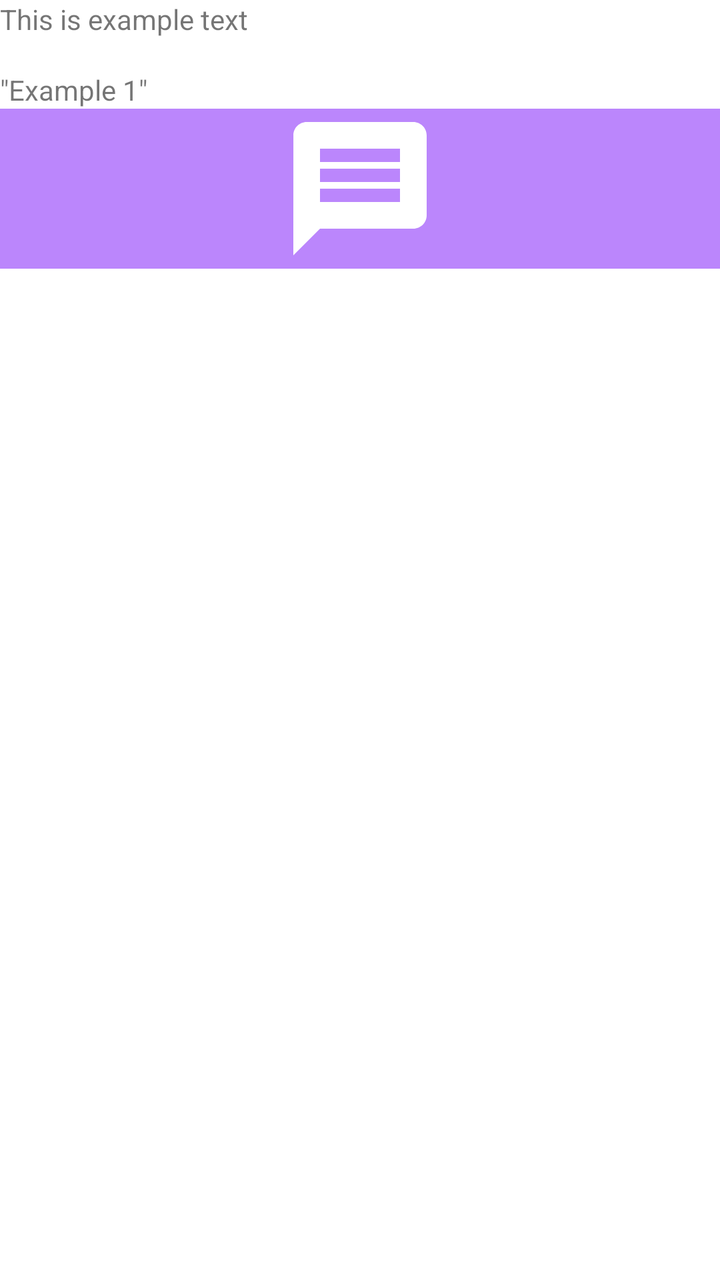
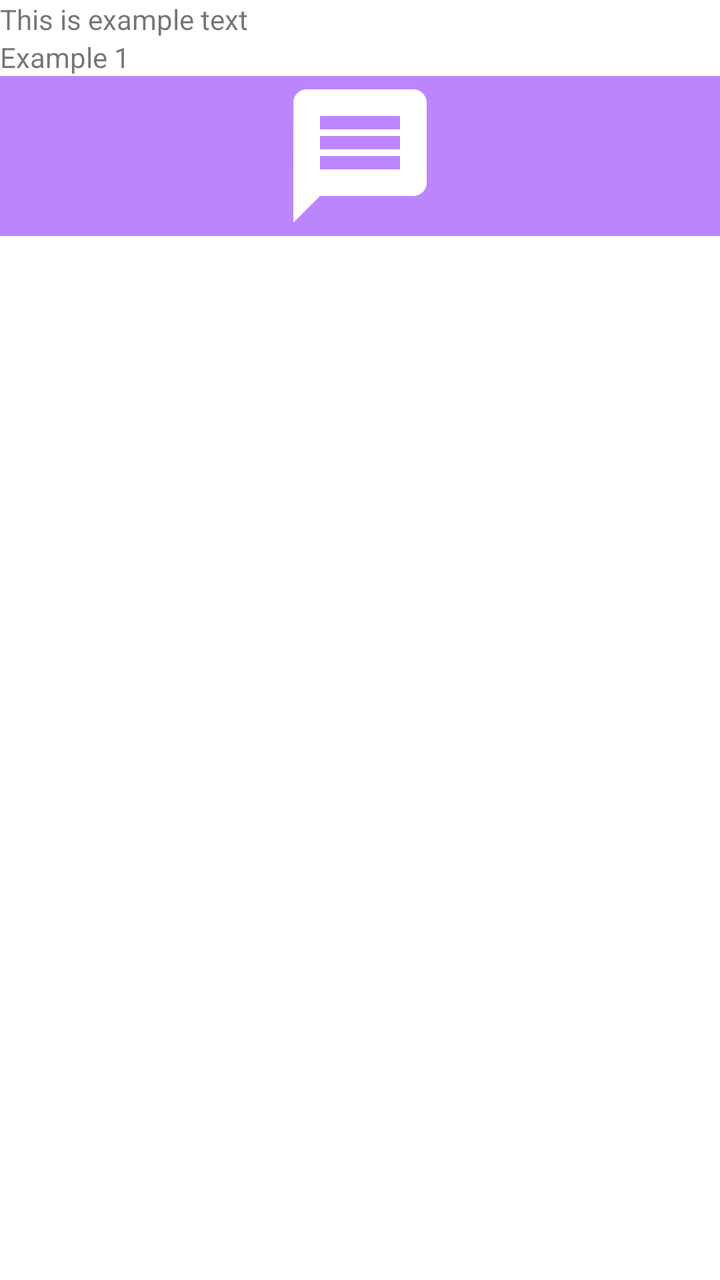

Screens rendered from an Android XML layout before and after an edit, with the pre-edit source and the edit as a unified diff.
<!-- AndroidManifest.xml: application theme Theme.sendMessage -->
<!-- res/layout/activity_view_message.xml -->
<?xml version="1.0" encoding="utf-8"?>
<LinearLayout xmlns:android="http://schemas.android.com/apk/res/android"
    xmlns:app="http://schemas.android.com/apk/res-auto"
    xmlns:tools="http://schemas.android.com/tools"
    android:id="@+id/main"
    android:layout_marginTop="125dp"

    android:layout_width="match_parent"
    android:layout_height="match_parent"
    android:orientation="vertical"
    tools:context=".ViewMessageActivity"
    tools:ignore="UseCompoundDrawables">

    <TextView
        android:id="@+id/tvTitleView"
        android:layout_width="match_parent"
        android:layout_height="wrap_content"
        android:text="@string/etMessageView"
        android:hint="@string/tvTittleView"
        />

    <TextView
        android:id="@+id/tvTittleContentView"
        android:layout_width="match_parent"
        android:layout_height="wrap_content"
        android:text="@string/tvTittleContentView" />

    <ImageView
        android:id="@+id/imageView"
        android:layout_width="match_parent"
        android:layout_height="@dimen/iVMessageSize"
        android:contentDescription="@string/iVMessageDescrip"
        android:background="@color/purple_200"
        app:srcCompat="@drawable/baseline_message_24" />

</LinearLayout>
<!-- resources referenced by this layout -->
<resources>
  <color name="purple_200">#FFBB86FC</color>
  <dimen name="iVMessageSize">80sp</dimen>
  <!-- drawable baseline_message_24 (drawable) -->
  <vector xmlns:android="http://schemas.android.com/apk/res/android" android:autoMirrored="true" android:height="24dp" android:tint="#FFFFFF" android:viewportHeight="24" android:viewportWidth="24" android:width="24dp">
        
      <path android:fillColor="@android:color/white" android:pathData="M20,2L4,2c-1.1,0 -1.99,0.9 -1.99,2L2,22l4,-4h14c1.1,0 2,-0.9 2,-2L22,4c0,-1.1 -0.9,-2 -2,-2zM18,14L6,14v-2h12v2zM18,11L6,11L6,9h12v2zM18,8L6,8L6,6h12v2z"/>
      
  </vector>
  <string name="etMessageView">This is example text</string>
  <string name="iVMessageDescrip">This is a description\n</string>
  <string name="tvTittleContentView">\"Example 1\"</string>
  <string name="tvTittleView">This other example\n</string>
  <style name="Theme.sendMessage" parent="Theme.MaterialComponents.DayNight.DarkActionBar">
          
          <item name="colorPrimary">@color/purple_500</item>
          <item name="colorPrimaryVariant">@color/purple_700</item>
          <item name="colorOnPrimary">@color/white</item>
          
          <item name="colorSecondary">@color/teal_200</item>
          <item name="colorSecondaryVariant">@color/teal_700</item>
          <item name="colorOnSecondary">@color/black</item>
          
          <item name="android:statusBarColor">?attr/colorPrimaryVariant</item>
          
      </style>
  <color name="purple_500">#FF6200EE</color>
  <color name="purple_700">#FF3700B3</color>
  <color name="white">#FFFFFFFF</color>
  <color name="teal_200">#FF03DAC5</color>
  <color name="teal_700">#FF018786</color>
  <color name="black">#FF000000</color>
</resources>

<!-- the commit's change to res/layout/activity_view_message.xml (unified diff, before → after) -->
@@ -16,14 +16,14 @@
         android:layout_width="match_parent"
         android:layout_height="wrap_content"
         android:text="@string/etMessageView"
-        android:hint="@string/tvTittleView"
+        android:hint="@string/tvTitleView"
         />
 
     <TextView
         android:id="@+id/tvTittleContentView"
         android:layout_width="match_parent"
         android:layout_height="wrap_content"
-        android:text="@string/tvTittleContentView" />
+        android:text="@string/tvTitleContentView" />
 
     <ImageView
         android:id="@+id/imageView"
<!-- resource entries referenced after the edit -->
@@ -9,9 +9,9 @@
       
   </vector>
   <string name="etMessageView">This is example text</string>
-  <string name="iVMessageDescrip">This is a description\n</string>
-  <string name="tvTittleContentView">\"Example 1\"</string>
-  <string name="tvTittleView">This other example\n</string>
+  <string name="iVMessageDescrip">This is a description</string>
+  <string name="tvTitleContentView">Example 1</string>
+  <string name="tvTitleView">This other example</string>
   <style name="Theme.sendMessage" parent="Theme.MaterialComponents.DayNight.DarkActionBar">
           
           <item name="colorPrimary">@color/purple_500</item>
